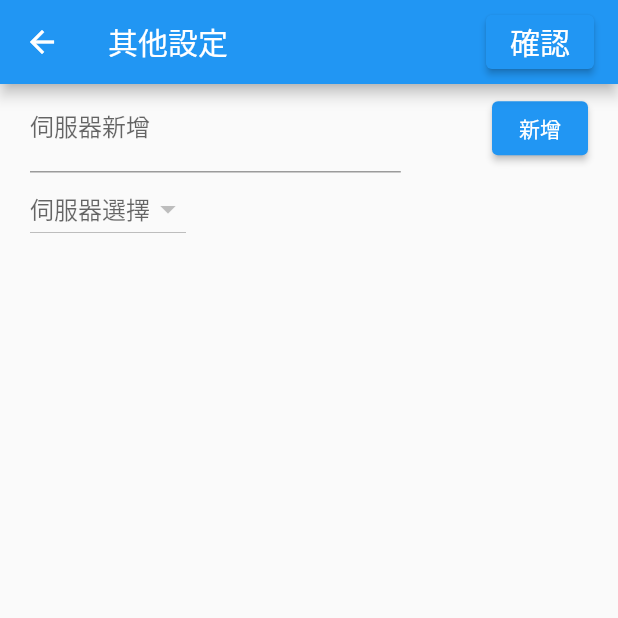
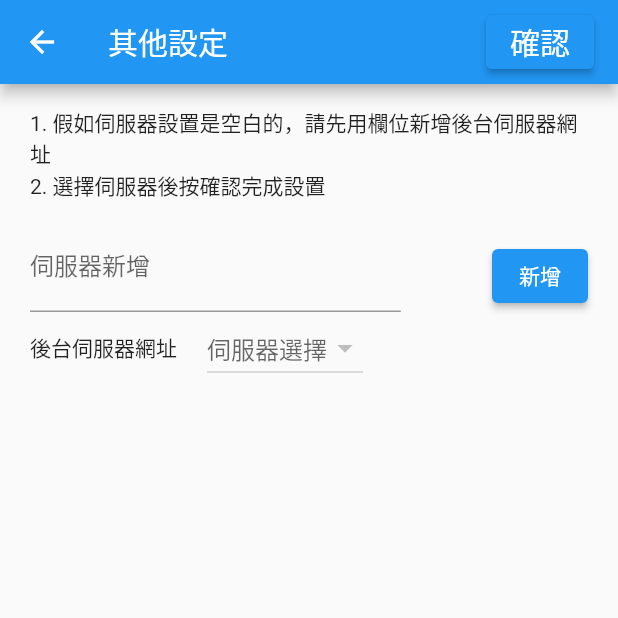
Before and after one commit to CPMoviePHil/tile_clone, a Flutter app: the Other screen opened directly, after a tap on "確認", on a phone screen of 412 x 824 dp, the top half of it. Run offline on Flutter 3.47's test engine with Material 2 defaults, Android fonts, the phone set to English and light mode, and no system bars; our stand-ins replace bloc, equatable, flutter_bloc, flutter_bluetooth_serial, flutter_slidable, shared_preferences; missing offline and left inert: flutter_reactive_ble; accounts and stored records are empty; statements that could not run were skipped.

Commit message:
伺服器設置

```diff
--- a/lib/bloc/dropdown_domains/domain_dropdown_bloc.dart
+++ b/lib/bloc/dropdown_domains/domain_dropdown_bloc.dart
@@ -19,9 +19,16 @@ class DomainDropdownBloc extends Bloc<DomainDropdownEvent, DomainDropdownState>
     if (event is DomainDropdownInit) {
       Prefs prefs = Prefs(preferences: await SharedPreferences.getInstance());
       List<String> listOfDomains = prefs.getBackEndDomains();
-      yield DomainDropdownItem(
-        domains: listOfDomains,
-      );
+      if (prefs.getDomain() == '') {
+        yield DomainDropdownItem(
+          domains: listOfDomains,
+        );
+      } else {
+        yield DomainDropdownChosen(
+          domain: prefs.getDomain(),
+          domains: listOfDomains,
+        );
+      }
     }
     if (event is DomainDropdownChose) {
       Prefs prefs = Prefs(preferences: await SharedPreferences.getInstance());
--- a/lib/bloc/dropdown_domains/domain_dropdown_state.dart
+++ b/lib/bloc/dropdown_domains/domain_dropdown_state.dart
@@ -14,6 +14,11 @@ class DomainDropdownItem extends DomainDropdownState {
   DomainDropdownItem({
     @required this.domains,
   });
+
+  @override
+  List<Object> get props => [
+    this.domains,
+  ];
 }
 
 class DomainDropdownChosen extends DomainDropdownState {
@@ -24,4 +29,10 @@ class DomainDropdownChosen extends DomainDropdownState {
     @required this.domain,
     @required this.domains,
   });
+
+  @override
+  List<Object> get props => [
+    this.domain,
+    this.domains,
+  ];
 }
--- a/lib/screen/page/subpage/other_setting.dart
+++ b/lib/screen/page/subpage/other_setting.dart
@@ -20,9 +20,10 @@ class _Other extends State<Other> {
 
   FocusNode backEndFocusNode = FocusNode();
   TextEditingController backEndController = TextEditingController();
+  String chooseDomain;
 
   DropdownButton chooseMenu ({
-    @required Bloc bloc,
+    @required DomainDropdownBloc bloc,
     @required String hintText,
     @required List<String> options,
   }) {
@@ -35,7 +36,12 @@ class _Other extends State<Other> {
         );
       },).toList(),
       onChanged: (item) async {
-
+        chooseDomain = item;
+        bloc.add(
+          DomainDropdownChose(
+            domain: item,
+          ),
+        );
       },
     );
   }
@@ -76,6 +82,18 @@ class _Other extends State<Other> {
                   FocusScope.of(context).requestFocus(
                     FocusNode(),
                   );
+                  if (chooseDomain != null) {
+                    Prefs prefs = Prefs(preferences: await SharedPreferences.getInstance(),);
+                    bool result = await prefs.saveChosenDomain(domain: chooseDomain,);
+                    Dialogs.showMessageDialog(
+                      success: result,
+                      context: context,
+                      msg: result
+                          ? "新增成功"
+                          : "新增失敗",
+                    );
+                    Future.delayed(Duration(seconds: 2,), () => Navigator.of(context).pop(),);
+                  }
                 },
                 child: Text(
                   "確認",
@@ -92,9 +110,22 @@ class _Other extends State<Other> {
             horizontal: 20,
           ),
           child: Column(
+            crossAxisAlignment: CrossAxisAlignment.start,
             children: [
+              SizedBox(
+                height: 15,
+              ),
+              Text(
+                '1. 假如伺服器設置是空白的，請先用欄位新增後台伺服器網址',
+              ),
+              Text(
+                '2. 選擇伺服器後按確認完成設置',
+              ),
+              SizedBox(
+                height: 15,
+              ),
               Row(
-                crossAxisAlignment: CrossAxisAlignment.center,
+                crossAxisAlignment: CrossAxisAlignment.end,
                 mainAxisAlignment: MainAxisAlignment.spaceBetween,
                 children: [
                   Container(
@@ -125,6 +156,7 @@ class _Other extends State<Other> {
                               : "新增失敗",
                         );
                         Future.delayed(Duration(seconds: 2,), () => Navigator.of(context).pop(),);
+                        domainDropDownBloc.add(DomainDropdownInit());
                       }
                     },
                     child: Text(
@@ -136,6 +168,12 @@ class _Other extends State<Other> {
               Row(
                 mainAxisAlignment: MainAxisAlignment.start,
                 children: [
+                  Padding(
+                    padding: EdgeInsets.only(right: 20,),
+                    child: Text(
+                      '後台伺服器網址',
+                    ),
+                  ),
                   BlocBuilder<DomainDropdownBloc, DomainDropdownState>(
                     builder: (BuildContext context, DomainDropdownState state) {
                       List<String> listOfItem = [];
--- a/lib/setting/prefs.dart
+++ b/lib/setting/prefs.dart
@@ -35,6 +35,20 @@ class Prefs {
       ).cast<String>();
     }
     return listOfDomains;
+  }
+
+  String getDomain() {
+    if (preferences.getString('domain') != null) {
+      return preferences.getString('domain');
+    }
+    return '';
+  }
+
+  Future<bool> saveChosenDomain ({
+    String domain,
+  }) async {
+    bool result = await preferences.setString('domain', domain,);
+    return result;
   }
 
   Future<String> saveScanSetting ({
```
